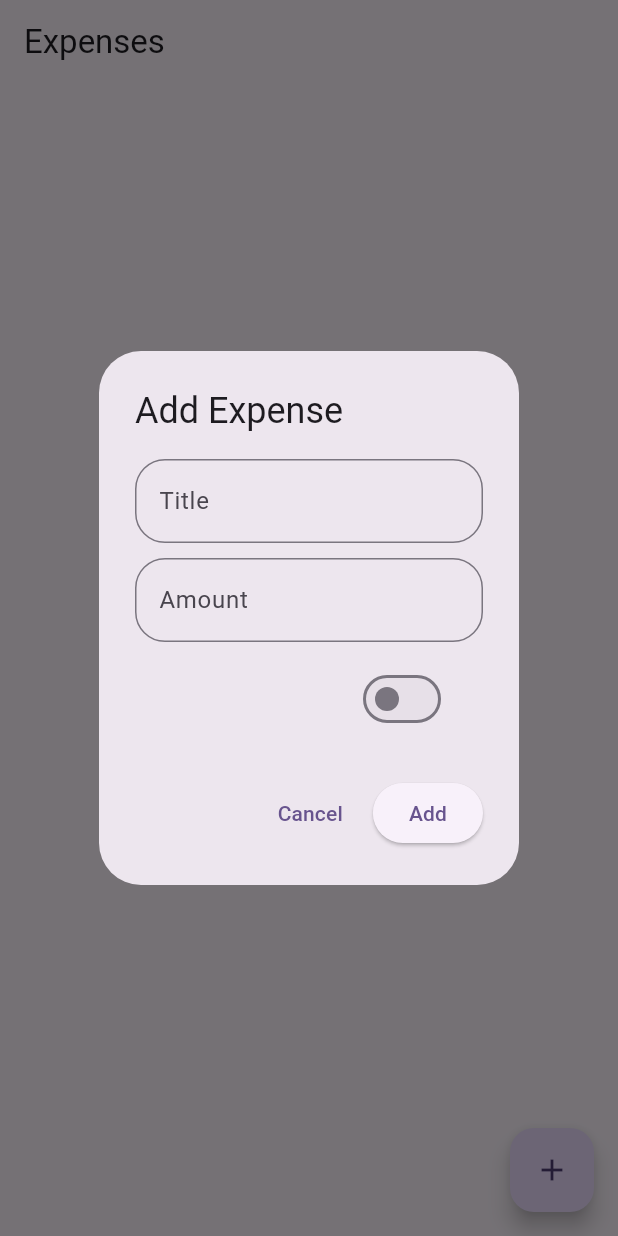
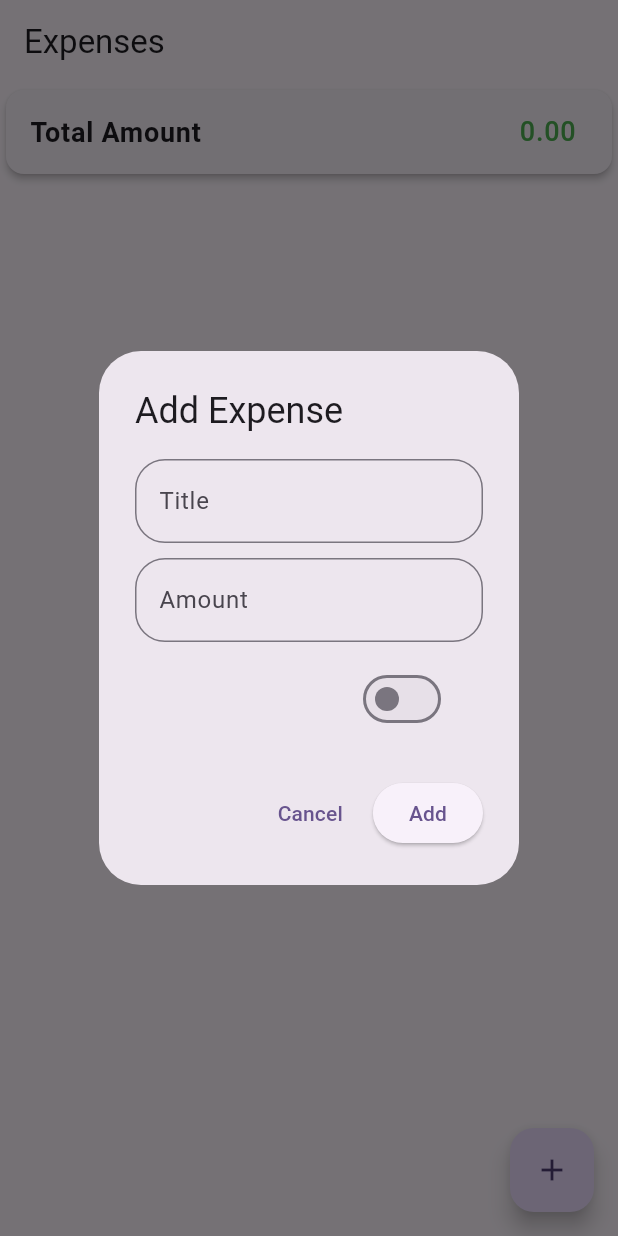
Before and after one commit to epashiq/todo-with-shared-preferences, a Flutter app: the screen it shows after launch, after a tap on the "add" icon, on a phone screen of 412 x 824 dp. Run offline on Flutter 3.47's test engine with Material 3 defaults, Android fonts, the phone set to English and light mode, and no system bars; our stand-ins replace dartz, freezed_annotation, get_it, injectable, shared_preferences.

Commit message:
update methods

```diff
--- a/lib/features/todo/data/iexpense_facade_.dart
+++ b/lib/features/todo/data/iexpense_facade_.dart
@@ -7,12 +7,12 @@ abstract class IExpenseFacade{
     throw UnimplementedError('error');
   }
 
-  Future<Either<MainFailures,List<ExpenseModel>>> saveExpenses()async{
+  Future<Either<MainFailures,List<ExpenseModel>>> getExpenses()async{
     throw UnimplementedError('error');
   }
 
-  Future<Either<MainFailures,List<ExpenseModel>>> loadExpenses()async{
-    throw UnimplementedError();
+  Future<Either<MainFailures,bool>> deleteExpenses(String expenseId)async{
+    throw UnimplementedError('error');
   }
 
 }
--- a/lib/features/todo/presentation/expense_page.dart
+++ b/lib/features/todo/presentation/expense_page.dart
@@ -1,4 +1,5 @@
 import 'package:flutter/material.dart';
+import 'package:flutter/services.dart';
 import 'package:provider/provider.dart';
 import 'package:todo_with_shared_preferences/features/todo/data/model/expense_model.dart';
 import 'package:todo_with_shared_preferences/features/todo/presentation/provider/expense_provider.dart';
@@ -12,13 +13,43 @@ class ExpensePage extends StatefulWidget {
 
 class _ExpensePageState extends State<ExpensePage> {
   @override
+  void initState() {
+    super.initState();
+    final expenseProvider =
+        Provider.of<ExpenseProvider>(context, listen: false);
+    expenseProvider.getExpenses();
+    // expenseProvider.calculateAmout();
+  }
+
+  @override
   Widget build(BuildContext context) {
     final expenseProvider = Provider.of<ExpenseProvider>(context);
     return Scaffold(
       appBar: AppBar(
         title: const Text('Expenses'),
       ),
-      body: Consumer<ExpenseProvider>(
+      body: Column(
+        children: [
+          Card(
+            elevation: 2,
+            child: ListTile(
+              title: const Text(
+                "Total Amount",
+                style: TextStyle(fontSize: 18, fontWeight: FontWeight.bold),
+              ),
+              trailing: Text(
+                expenseProvider.totalAmount.toStringAsFixed(2),
+                style: TextStyle(
+                  fontSize: 18,
+                  color: expenseProvider.totalAmount >= 0
+                      ? Colors.green
+                      : Colors.red,
+                ),
+              ),
+            ),
+          ),
+          Expanded(
+            child: Consumer<ExpenseProvider>(
               builder: (context, expProvider, child) {
                 return Padding(
                   padding: const EdgeInsets.all(8.0),
@@ -31,16 +62,28 @@ class _ExpensePageState extends State<ExpensePage> {
                         child: ListTile(
                             title: Text(
                               exp.title,
-                      style: const TextStyle(fontSize: 20, color: Colors.black),
+                              style: const TextStyle(
+                                  fontSize: 20, color: Colors.black),
                             ),
-                    subtitle: Text(exp.amount.toString()),
-                    trailing: Text(exp.amountType ? 'Credit' : 'Debit'),
+                            subtitle: Text(
+                              exp.amount.toString(),
+                              style: const TextStyle(fontSize: 18),
                             ),
+                            trailing: Text(
+                              exp.amountType ? 'Credit' : 'Debit',
+                              style: TextStyle(
+                                  color: exp.amountType
+                                      ? Colors.green
+                                      : Colors.red),
+                            )),
                       );
                     },
                   ),
                 );
               },
+            ),
+          ),
+        ],
       ),
       floatingActionButton: FloatingActionButton(
         onPressed: () {
@@ -65,6 +108,7 @@ class _ExpensePageState extends State<ExpensePage> {
                     TextField(
                       controller: expenseProvider.amountController,
                       keyboardType: TextInputType.number,
+                      inputFormatters: [FilteringTextInputFormatter.digitsOnly],
                       decoration: InputDecoration(
                         labelText: "Amount",
                         border: OutlineInputBorder(
--- a/lib/features/todo/presentation/provider/expense_provider.dart
+++ b/lib/features/todo/presentation/provider/expense_provider.dart
@@ -11,6 +11,8 @@ class ExpenseProvider with ChangeNotifier {
   List<ExpenseModel> expenseList = [];
   bool isAmountType = false;
 
+  num totalAmount = 0;
+
   final amountController = TextEditingController();
   final titleController = TextEditingController();
 
@@ -22,65 +24,41 @@ class ExpenseProvider with ChangeNotifier {
         log(failure.toString());
       },
       (success) {
-        expenseList.insert(0, success);
+        expenseList.add(success);
+        // addLocally(expense);
         notifyListeners();
       },
     );
-    // try {
-    //   expenseList.add(expense);
-    //   log('add expenses succesfully');
-    //   log(expense.amountType.toString());
-    //   notifyListeners();
-    //   await saveExpenses();
-    // } catch (e) {
-    //   log(e.toString());
-    // }
   }
 
-  Future<void> saveExpenses() async {
-    // final SharedPreferences prefs = await SharedPreferences.getInstance();
-
-    final result = await iExpenseFacade.saveExpenses();
+  Future<void> getExpenses() async {
+    final result = await iExpenseFacade.getExpenses();
 
     result.fold(
       (failure) {
-        log(failure.toString());
+        log(failure.errorMessage);
       },
       (success) {
-        expenseList.addAll(success);
+        expenseList = success;
+
+        calculateAmout();
+        notifyListeners();
+
+        log(totalAmount.toString(), name: 'totalAmount');
       },
     );
-
-    // try {
-    //   List<String> saveExpense =
-    //       expenseList.map((exp) => json.encode(exp.toMap())).toList();
-
-    //   await prefs.setStringList('expenses', saveExpense);
-    //   notifyListeners();
-    //   log('save expenses');
-    // } catch (e) {
-    //   log(e.toString());
-    // }
   }
 
-  Future<void> loadExpenses() async {
-    final result = await iExpenseFacade.loadExpenses();
-    result.fold(
-      (failure) {
-        log(failure.toString());
-      },
-      (success) {
-        expenseList.addAll(expenseList);
-      },
-    );
-    // SharedPreferences prefs = await SharedPreferences.getInstance();
-    // List<String>? expense = prefs.getStringList('expenses');
+  void calculateAmout() {
+    for (var element in expenseList) {
+      if (element.amountType) {
+        totalAmount = totalAmount + element.amount;
+      } else {
+        totalAmount = totalAmount - element.amount;
+      }
+    }
 
-    // if (expense != null) {
-    //   expenseList =
-    //       expense.map((exp) => ExpenseModel.fromMap(json.decode(exp))).toList();
-    // }
-    // notifyListeners();
+    notifyListeners();
   }
 
   void toggle(bool value) {
@@ -95,6 +73,22 @@ class ExpenseProvider with ChangeNotifier {
 
   void addLocally(ExpenseModel expense) {
     expenseList.insert(0, expense);
+    calculateAmout();
     notifyListeners();
   }
+
+  Future<void> deleteExpense(String expenseId) async {
+    final result = await iExpenseFacade.deleteExpenses(expenseId);
+
+    result.fold(
+      (failure) {
+        log(failure.toString());
+      },
+      (success) {
+        expenseList.removeWhere((expense) => expense.id == expenseId);
+        calculateAmout();
+        notifyListeners();
+      },
+    );
+  }
 }
--- a/lib/main.dart
+++ b/lib/main.dart
@@ -5,7 +5,7 @@ import 'package:todo_with_shared_preferences/features/todo/presentation/expense_
 import 'package:todo_with_shared_preferences/features/todo/presentation/provider/expense_provider.dart';
 import 'package:todo_with_shared_preferences/general/di/injection.dart';
 
-void main() async{
+void main() async {
   WidgetsFlutterBinding.ensureInitialized();
   await configureDependancy();
   runApp(const MyApp());
@@ -18,7 +18,9 @@ class MyApp extends StatelessWidget {
   Widget build(BuildContext context) {
     return MultiProvider(
       providers: [
-        ChangeNotifierProvider(create: (_)=> ExpenseProvider(iExpenseFacade: sl<IExpenseFacade>()))
+        ChangeNotifierProvider(
+            create: (_) =>
+                ExpenseProvider(iExpenseFacade: sl<IExpenseFacade>()))
       ],
       child: MaterialApp(
         debugShowCheckedModeBanner: false,
```
Also changed, not shown: lib/features/todo/repo/iexpense_facade_impl.dart (deleted, +0 -61 lines), lib/features/todo/repo/iexpense_impl.dart (added, +109 -0 lines), lib/general/di/injection.config.dart. Lines whose indentation alone changed are shown as unchanged.
